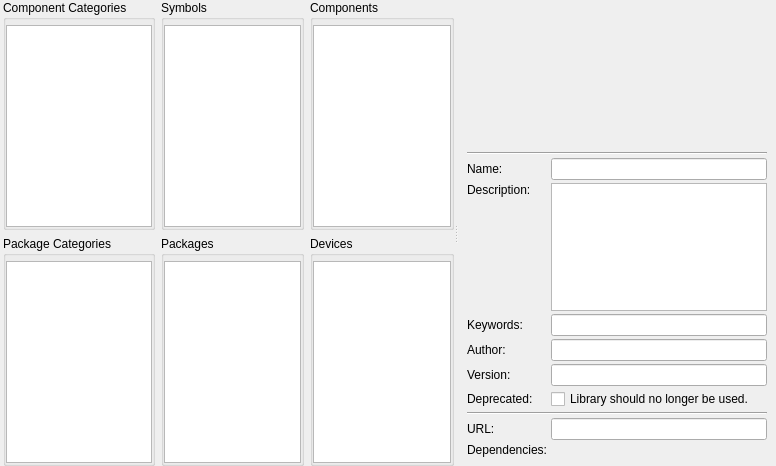
Qt form libs/librepcb/libraryeditor/lib/libraryoverviewwidget.ui (LibrePCB/LibrePCB) before a commit.
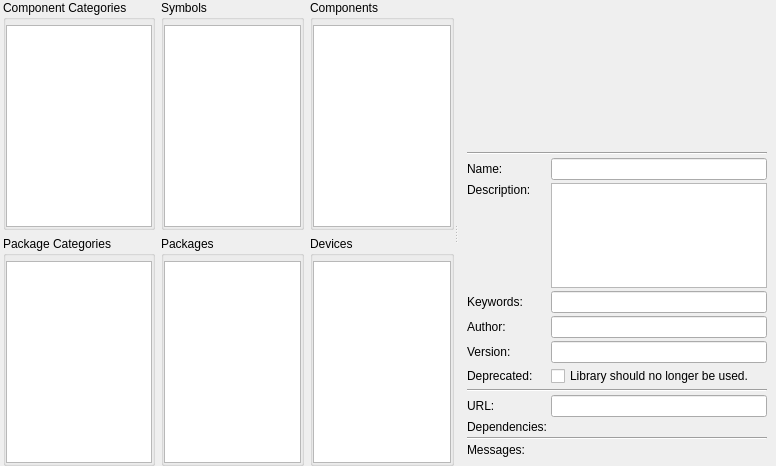
The same form after that commit. Custom widgets are drawn as their Qt base class.

The edit to the form file:
```diff
--- a/libs/librepcb/libraryeditor/lib/libraryoverviewwidget.ui
+++ b/libs/librepcb/libraryeditor/lib/libraryoverviewwidget.ui
@@ -420,6 +420,33 @@
          </property>
         </widget>
        </item>
+       <item row="11" column="0" colspan="2">
+        <widget class="Line" name="line_3">
+         <property name="orientation">
+          <enum>Qt::Horizontal</enum>
+         </property>
+        </widget>
+       </item>
+       <item row="12" column="0">
+        <widget class="QLabel" name="label">
+         <property name="text">
+          <string>Messages:</string>
+         </property>
+         <property name="alignment">
+          <set>Qt::AlignLeading|Qt::AlignLeft|Qt::AlignTop</set>
+         </property>
+        </widget>
+       </item>
+       <item row="12" column="1">
+        <widget class="librepcb::library::editor::LibraryElementCheckListWidget" name="lstMessages" native="true">
+         <property name="sizePolicy">
+          <sizepolicy hsizetype="Preferred" vsizetype="Expanding">
+           <horstretch>0</horstretch>
+           <verstretch>1</verstretch>
+          </sizepolicy>
+         </property>
+        </widget>
+       </item>
       </layout>
      </widget>
     </widget>
@@ -432,6 +459,12 @@
    <extends>QPlainTextEdit</extends>
    <header location="global">librepcb/common/widgets/plaintextedit.h</header>
   </customwidget>
+  <customwidget>
+   <class>librepcb::library::editor::LibraryElementCheckListWidget</class>
+   <extends>QWidget</extends>
+   <header location="global">librepcb/libraryeditor/common/libraryelementchecklistwidget.h</header>
+   <container>1</container>
+  </customwidget>
  </customwidgets>
  <resources/>
  <connections/>
```
